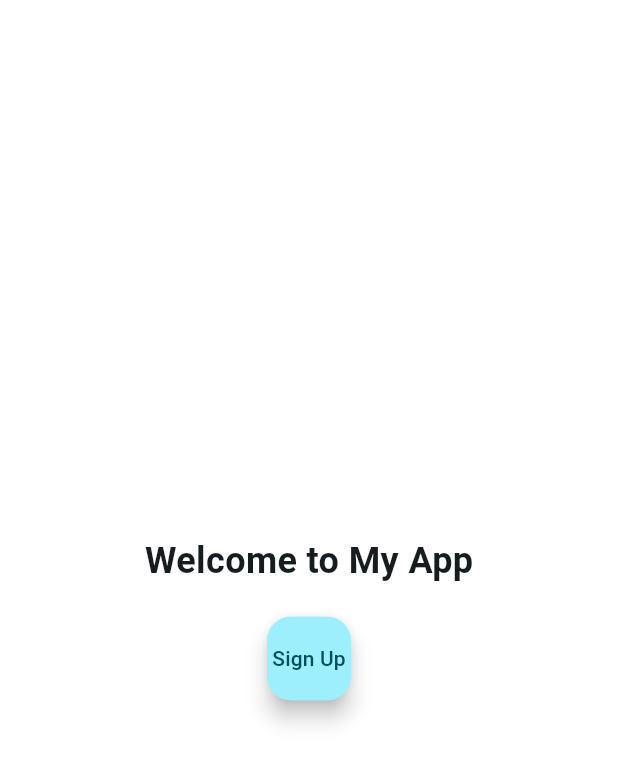
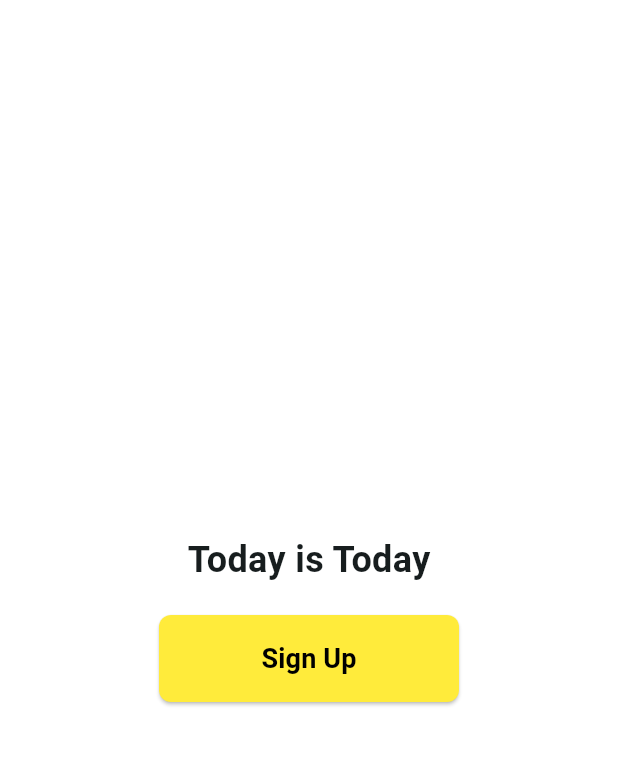
Before and after one commit to tamimiqbalfysal/Todayfirebase, a Flutter app: the screen it shows after launch, on a phone screen of 412 x 824 dp. Shown: the top 763 px of the screen. Run offline on Flutter 3.47's test engine with Material 3 defaults, Android fonts, the light colour scheme and no system bars; our stand-ins replace firebase_core; accounts and stored records are empty; generated files the repository leaves out were written again.

Commit message:
Today is Today

```diff
--- a/lib/main.dart
+++ b/lib/main.dart
@@ -40,11 +40,13 @@ class SignUpScreen extends StatelessWidget {
           mainAxisAlignment: MainAxisAlignment.center,
           children: <Widget>[
             Text(
-              'Welcome to My App',
+              'Today is Today',
               style: TextStyle(fontSize: 24, fontWeight: FontWeight.bold),
             ),
             SizedBox(height: 20),
-            FloatingActionButton(
+            SizedBox(
+              width: 200, // Set the width of the button
+              child: ElevatedButton(
                 onPressed: () {
                   // Navigate to the HomeScreen after sign-up
                   Navigator.pushReplacement(
@@ -52,8 +54,22 @@ class SignUpScreen extends StatelessWidget {
                     MaterialPageRoute(builder: (context) => HomeScreen()),
                   );
                 },
-              tooltip: 'Sign Up',
-              child: Text('Sign Up'),
+                style: ElevatedButton.styleFrom(
+                  backgroundColor: Colors.yellow, // Set button color to yellow
+                  padding: EdgeInsets.symmetric(vertical: 16), // Add padding for height
+                  shape: RoundedRectangleBorder(
+                    borderRadius: BorderRadius.circular(8), // Add rounded corners
+                  ),
+                ),
+                child: Text(
+                  'Sign Up',
+                  style: TextStyle(
+                    color: Colors.black, // Set text color to black
+                    fontSize: 18,
+                    fontWeight: FontWeight.bold,
+                  ),
+                ),
+              ),
             ),
           ],
         ),
```
Lines whose indentation alone changed are shown as unchanged.
